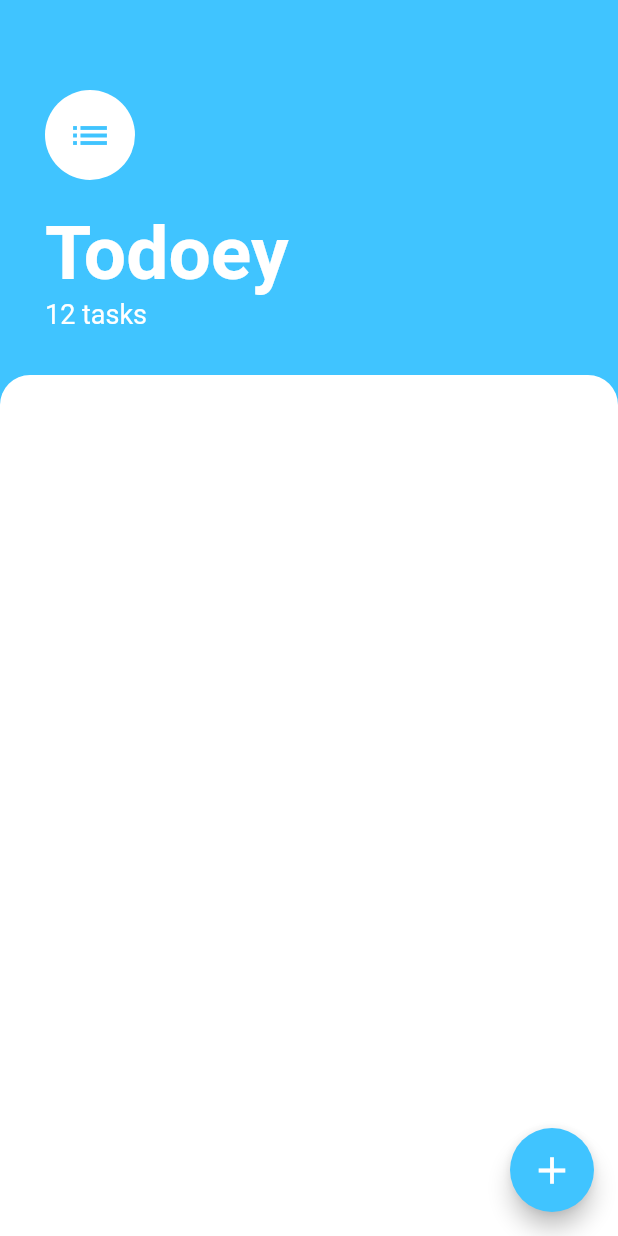
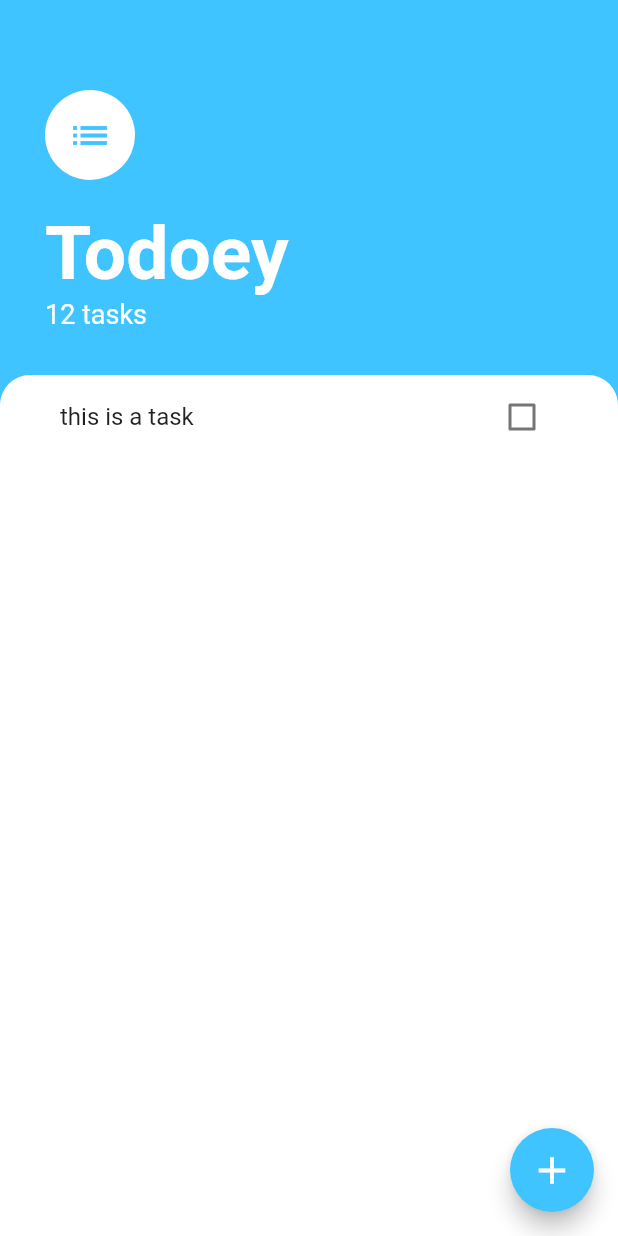
Before and after one commit to KaungThant-Zin/todoey, a Flutter app: the screen it shows after launch, on a phone screen of 412 x 824 dp. Run offline on Flutter 3.47's test engine with Material 2 defaults, Android fonts, the phone set to English and light mode, and no system bars.

Commit message:
refactor tasklist

```diff
--- a/lib/main.dart
+++ b/lib/main.dart
@@ -1,5 +1,5 @@
 import 'package:flutter/material.dart';
-import 'package:todoey/screen/tast_screen.dart';
+import 'package:todoey/screen/task_screen.dart';
 
 void main() {
   runApp(const MyApp());
--- a/lib/screen/tast_screen.dart
+++ b/lib/screen/task_screen.dart
@@ -1,4 +1,5 @@
 import 'package:flutter/material.dart';
+import 'package:todoey/widgets/task_list_view.dart';
 
 class TaskScreen extends StatelessWidget {
   const TaskScreen({Key? key}) : super(key: key);
@@ -7,6 +8,7 @@ class TaskScreen extends StatelessWidget {
   Widget build(BuildContext context) {
     return Scaffold(
       floatingActionButton: FloatingActionButton(
+        splashColor: Colors.blueAccent,
         backgroundColor: Colors.lightBlueAccent,
         onPressed: () {},
         child: const Icon(
@@ -68,6 +70,7 @@ class TaskScreen extends StatelessWidget {
                   topRight: Radius.circular(20.0),
                 ),
               ),
+              child: const TaskListView(),
             ),
           ),
         ],
--- /dev/null
+++ b/lib/widgets/task_list_tile.dart
@@ -0,0 +1,21 @@
+import 'package:flutter/material.dart';
+
+class TaskListTile extends StatelessWidget {
+  const TaskListTile({
+    Key? key,
+  }) : super(key: key);
+
+  @override
+  Widget build(BuildContext context) {
+    return ListTile(
+      contentPadding: const EdgeInsets.symmetric(
+        horizontal: 40.0,
+      ),
+      title: const Text('this is a task'),
+      trailing: Checkbox(
+        onChanged: (fasle) {},
+        value: false,
+      ),
+    );
+  }
+}
--- /dev/null
+++ b/lib/widgets/task_list_view.dart
@@ -0,0 +1,17 @@
+import 'package:flutter/material.dart';
+import 'package:todoey/widgets/task_list_tile.dart';
+
+class TaskListView extends StatelessWidget {
+  const TaskListView({
+    Key? key,
+  }) : super(key: key);
+
+  @override
+  Widget build(BuildContext context) {
+    return ListView(
+      children: const [
+        TaskListTile(),
+      ],
+    );
+  }
+}
```
